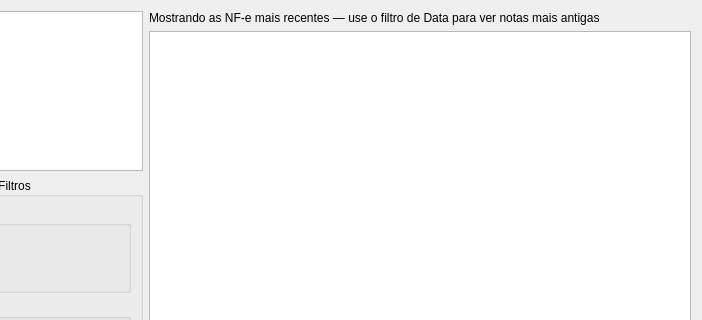
Old version of the form ui/widgetnfeentrada.ui in the repository darktorres/ERP-STACCATO; both pictures show x 124 to 826 and y 0 to 320 of the 826 by 529 pixel window.
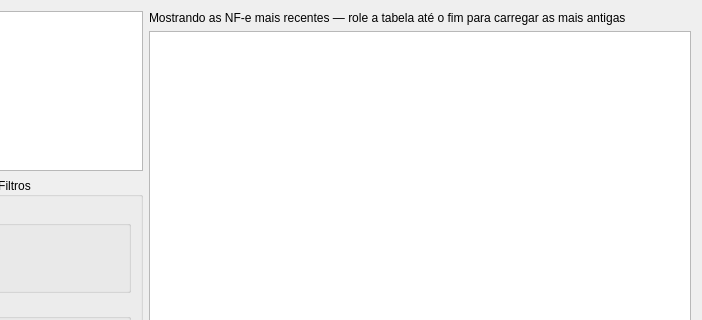
New version of the form. Custom widgets are drawn as their Qt base class.

```diff
--- a/ui/widgetnfeentrada.ui
+++ b/ui/widgetnfeentrada.ui
@@ -305,7 +305,7 @@
      <item>
       <widget class="QLabel" name="labelLimitado">
        <property name="text">
-        <string>Mostrando as NF-e mais recentes — use o filtro de Data para ver notas mais antigas</string>
+        <string>Mostrando as NF-e mais recentes — role a tabela até o fim para carregar as mais antigas</string>
        </property>
        <property name="visible">
         <bool>false</bool>
```
